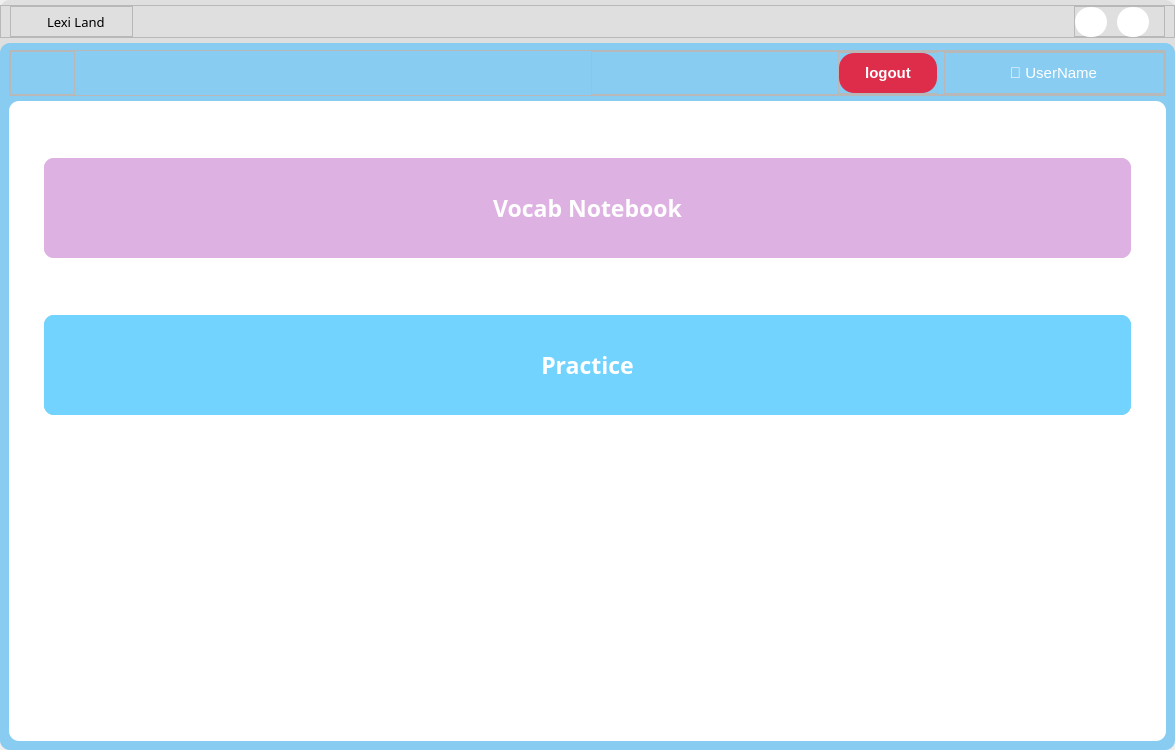
Before: the Qt Designer form UI/forms/main_screen.ui in yuukun123/bakery-management-system, drawn with Qt 5.
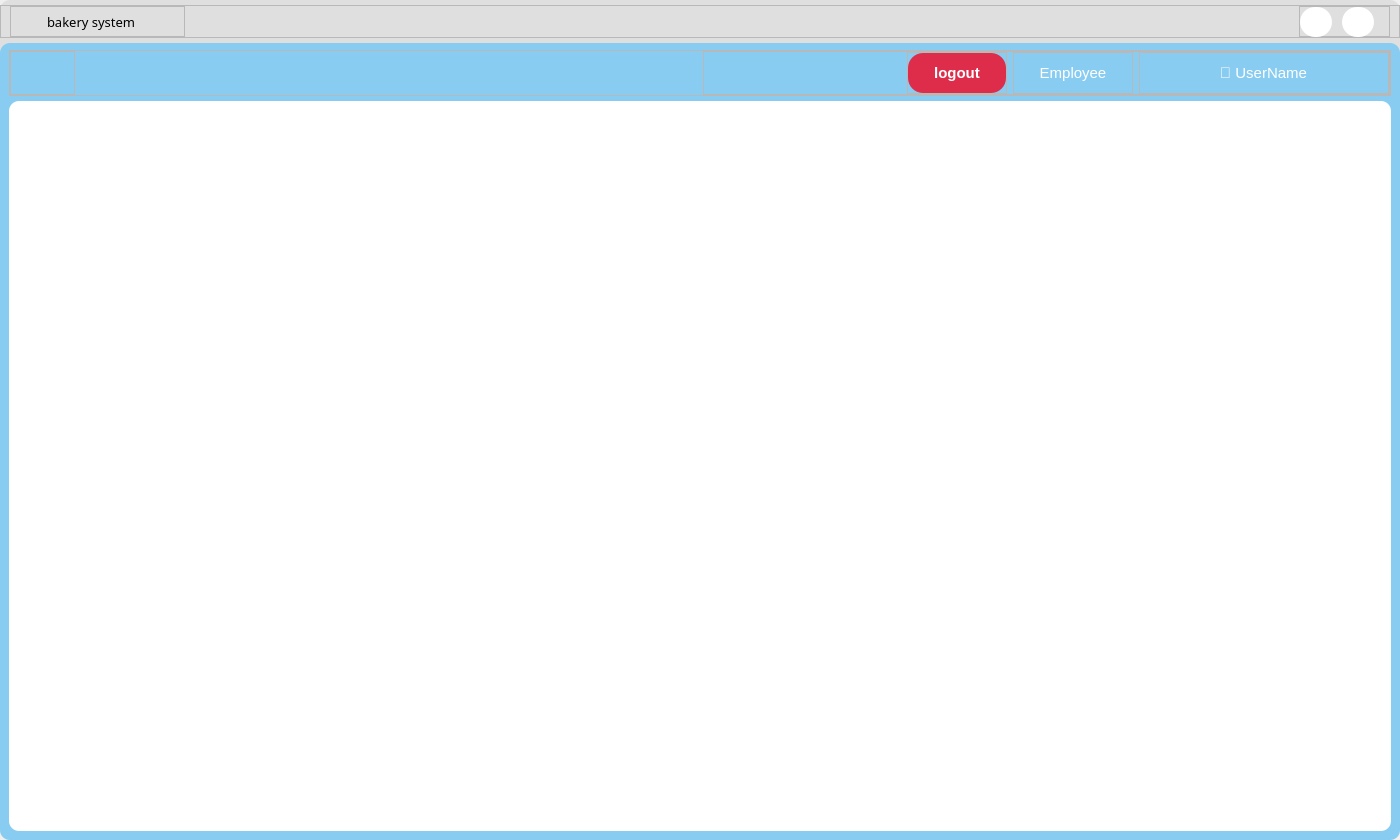
After: the same form once the commit is applied. Icons and pictures are not drawn.

```diff
--- a/UI/forms/main_screen.ui
+++ b/UI/forms/main_screen.ui
@@ -6,8 +6,8 @@
    <rect>
     <x>0</x>
     <y>0</y>
-    <width>1175</width>
-    <height>750</height>
+    <width>1400</width>
+    <height>840</height>
    </rect>
   </property>
   <property name="windowTitle">
@@ -99,7 +99,7 @@
            <widget class="QFrame" name="frame_15">
             <property name="maximumSize">
              <size>
-              <width>123</width>
+              <width>175</width>
               <height>50</height>
              </size>
             </property>
@@ -182,7 +182,7 @@
 font: 10pt &quot;Luckiest Guy&quot;;</string>
                </property>
                <property name="text">
-                <string>Lexi Land</string>
+                <string>bakery system</string>
                </property>
               </widget>
              </item>
@@ -514,11 +514,60 @@
                   </layout>
                  </widget>
                 </item>
+                <item>
+                 <widget class="QFrame" name="frame_7">
+                  <property name="maximumSize">
+                   <size>
+                    <width>120</width>
+                    <height>16777215</height>
+                   </size>
+                  </property>
+                  <property name="frameShape">
+                   <enum>QFrame::StyledPanel</enum>
+                  </property>
+                  <property name="frameShadow">
+                   <enum>QFrame::Raised</enum>
+                  </property>
+                  <layout class="QVBoxLayout" name="verticalLayout_5" stretch="0">
+                   <property name="leftMargin">
+                    <number>0</number>
+                   </property>
+                   <property name="topMargin">
+                    <number>0</number>
+                   </property>
+                   <property name="rightMargin">
+                    <number>0</number>
+                   </property>
+                   <property name="bottomMargin">
+                    <number>0</number>
+                   </property>
+                   <item>
+                    <widget class="QLabel" name="role_label">
+                     <property name="font">
+                      <font>
+                       <pointsize>11</pointsize>
+                      </font>
+                     </property>
+                     <property name="styleSheet">
+                      <string notr="true">color: rgb(255, 255, 255);
+padding:10px 5px;</string>
+                     </property>
+                     <property name="text">
+                      <string>Employee</string>
+                     </property>
+                     <property name="alignment">
+                      <set>Qt::AlignCenter</set>
+                     </property>
+                    </widget>
+                   </item>
+                  </layout>
+                 </widget>
+                </item>
                 <item>
                  <widget class="QFrame" name="frame">
                   <property name="maximumSize">
                    <size>
-                    <width>220</width>
+                    <width>250</width>
                     <height>16777215</height>
                    </size>
                   </property>
@@ -549,6 +598,12 @@
                        <height>0</height>
                       </size>
                      </property>
+                     <property name="maximumSize">
+                      <size>
+                       <width>300</width>
+                       <height>16777215</height>
+                      </size>
+                     </property>
                      <property name="font">
                       <font>
                        <pointsize>11</pointsize>
@@ -616,168 +671,6 @@
              <property name="bottomMargin">
               <number>269</number>
              </property>
-             <item>
-              <widget class="QFrame" name="frame_7">
-               <property name="minimumSize">
-                <size>
-                 <width>535</width>
-                 <height>100</height>
-                </size>
-               </property>
-               <property name="maximumSize">
-                <size>
-                 <width>16777215</width>
-                 <height>100</height>
-                </size>
-               </property>
-               <property name="cursor">
-                <cursorShape>PointingHandCursor</cursorShape>
-               </property>
-               <property name="styleSheet">
-                <string notr="true">background-color: rgb(221, 177, 226);</string>
-               </property>
-               <property name="frameShape">
-                <enum>QFrame::StyledPanel</enum>
-               </property>
-               <property name="frameShadow">
-                <enum>QFrame::Raised</enum>
-               </property>
-               <layout class="QVBoxLayout" name="verticalLayout_5">
-                <property name="leftMargin">
-                 <number>0</number>
-                </property>
-                <property name="topMargin">
-                 <number>0</number>
-                </property>
-                <property name="rightMargin">
-                 <number>0</number>
-                </property>
-                <property name="bottomMargin">
-                 <number>0</number>
-                </property>
-                <item>
-                 <widget class="QPushButton" name="vocab">
-                  <property name="minimumSize">
-                   <size>
-                    <width>0</width>
-                    <height>100</height>
-                   </size>
-                  </property>
-                  <property name="font">
-                   <font>
-                    <family>Montserrat ExtraBold</family>
-                    <pointsize>17</pointsize>
-                    <weight>75</weight>
-                    <bold>true</bold>
-                   </font>
-                  </property>
-                  <property name="cursor">
-                   <cursorShape>PointingHandCursor</cursorShape>
-                  </property>
-                  <property name="styleSheet">
-                   <string notr="true">#vocab{
-	color: rgb(255, 255, 255);
-}</string>
-                  </property>
-                  <property name="text">
-                   <string>Vocab Notebook</string>
-                  </property>
-                  <property name="icon">
-                   <iconset resource="../../resource/resource.qrc">
-                    <normaloff>:/icon/UI/icons/book-2-64.ico</normaloff>:/icon/UI/icons/book-2-64.ico</iconset>
-                  </property>
-                  <property name="iconSize">
-                   <size>
-                    <width>35</width>
-                    <height>35</height>
-                   </size>
-                  </property>
-                 </widget>
-                </item>
-               </layout>
-              </widget>
-             </item>
-             <item>
-              <widget class="QFrame" name="frame_8">
-               <property name="minimumSize">
-                <size>
-                 <width>535</width>
-                 <height>100</height>
-                </size>
-               </property>
-               <property name="maximumSize">
-                <size>
-                 <width>16777215</width>
-                 <height>100</height>
-                </size>
-               </property>
-               <property name="cursor">
-                <cursorShape>PointingHandCursor</cursorShape>
-               </property>
-               <property name="styleSheet">
-                <string notr="true">background-color: rgb(114, 211, 255);</string>
-               </property>
-               <property name="frameShape">
-                <enum>QFrame::StyledPanel</enum>
-               </property>
-               <property name="frameShadow">
-                <enum>QFrame::Raised</enum>
-               </property>
-               <layout class="QHBoxLayout" name="horizontalLayout_5">
-                <property name="leftMargin">
-                 <number>0</number>
-                </property>
-                <property name="topMargin">
-                 <number>0</number>
-                </property>
-                <property name="rightMargin">
-                 <number>0</number>
-                </property>
-                <property name="bottomMargin">
-                 <number>0</number>
-                </property>
-                <item>
-                 <widget class="QPushButton" name="practice">
-                  <property name="minimumSize">
-                   <size>
-                    <width>0</width>
-                    <height>100</height>
-                   </size>
-                  </property>
-                  <property name="font">
-                   <font>
-                    <family>Montserrat ExtraBold</family>
-                    <pointsize>17</pointsize>
-                    <weight>75</weight>
-                    <bold>true</bold>
-                   </font>
-                  </property>
-                  <property name="cursor">
-                   <cursorShape>PointingHandCursor</cursorShape>
-                  </property>
-                  <property name="styleSheet">
-                   <string notr="true">#practice{
-	color: rgb(255, 255, 255);
-}</string>
-                  </property>
-                  <property name="text">
-                   <string>Practice</string>
-                  </property>
-                  <property name="icon">
-                   <iconset resource="../../resource/resource.qrc">
-                    <normaloff>:/icon/UI/icons/edit-2-64.ico</normaloff>:/icon/UI/icons/edit-2-64.ico</iconset>
-                  </property>
-                  <property name="iconSize">
-                   <size>
-                    <width>35</width>
-                    <height>35</height>
-                   </size>
-                  </property>
-                 </widget>
-                </item>
-               </layout>
-              </widget>
-             </item>
             </layout>
            </widget>
           </item>
```
Left out of the diff: 2 changed lines with no effect on the pictures.
